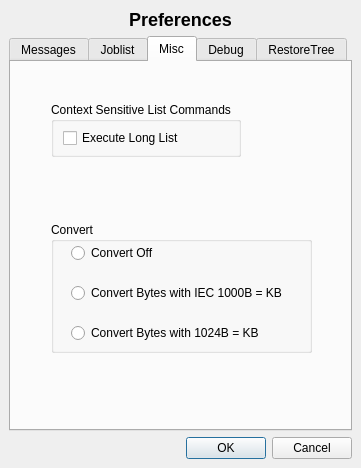
Before: the Qt Designer form bacula/src/qt-console/prefs.ui in rkorzeniewski/bacula, drawn with Qt 5.
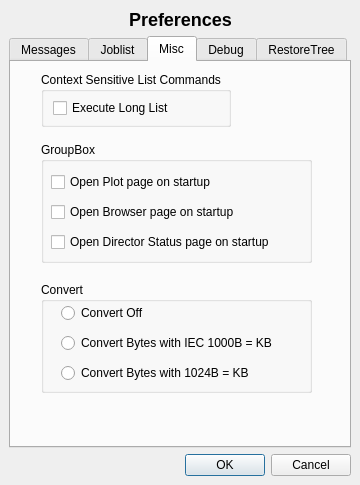
After: the same form once the commit is applied. Icons and pictures are not drawn.

Commit message: Changes to add a status dir page.  Still need to add some context sensitive commands.  Should add a pref for how often to re-populate the tables.

Patch:
```diff
--- a/bacula/src/qt-console/prefs.ui
+++ b/bacula/src/qt-console/prefs.ui
@@ -5,8 +5,8 @@
    <rect>
     <x>0</x>
     <y>0</y>
-    <width>361</width>
-    <height>452</height>
+    <width>360</width>
+    <height>485</height>
    </rect>
   </property>
   <property name="sizePolicy" >
@@ -182,11 +182,63 @@
       <attribute name="title" >
        <string>Misc</string>
       </attribute>
+      <widget class="QGroupBox" name="groupBox_6" >
+       <property name="geometry" >
+        <rect>
+         <x>30</x>
+         <y>220</y>
+         <width>271</width>
+         <height>111</height>
+        </rect>
+       </property>
+       <property name="title" >
+        <string>Convert</string>
+       </property>
+       <widget class="QRadioButton" name="radioConvertOff" >
+        <property name="geometry" >
+         <rect>
+          <x>20</x>
+          <y>20</y>
+          <width>231</width>
+          <height>22</height>
+         </rect>
+        </property>
+        <property name="text" >
+         <string>Convert Off</string>
+        </property>
+       </widget>
+       <widget class="QRadioButton" name="radioConvertIEC" >
+        <property name="geometry" >
+         <rect>
+          <x>20</x>
+          <y>50</y>
+          <width>231</width>
+          <height>22</height>
+         </rect>
+        </property>
+        <property name="text" >
+         <string>Convert Bytes with IEC 1000B = KB</string>
+        </property>
+       </widget>
+       <widget class="QRadioButton" name="radioConvertStandard" >
+        <property name="geometry" >
+         <rect>
+          <x>20</x>
+          <y>80</y>
+          <width>231</width>
+          <height>22</height>
+         </rect>
+        </property>
+        <property name="text" >
+         <string>Convert Bytes with 1024B = KB</string>
+        </property>
+       </widget>
+      </widget>
       <widget class="QGroupBox" name="groupBox_4" >
        <property name="geometry" >
         <rect>
-         <x>40</x>
-         <y>40</y>
+         <x>30</x>
+         <y>10</y>
          <width>190</width>
          <height>55</height>
         </rect>
@@ -210,55 +262,55 @@
         </item>
        </layout>
       </widget>
-      <widget class="QGroupBox" name="groupBox_6" >
+      <widget class="QGroupBox" name="groupBox_7" >
        <property name="geometry" >
         <rect>
-         <x>40</x>
-         <y>160</y>
-         <width>261</width>
-         <height>131</height>
+         <x>30</x>
+         <y>80</y>
+         <width>271</width>
+         <height>121</height>
         </rect>
        </property>
        <property name="title" >
-        <string>Convert</string>
+        <string>GroupBox</string>
        </property>
-       <widget class="QRadioButton" name="radioConvertOff" >
+       <widget class="QCheckBox" name="openPlotCheckBox" >
         <property name="geometry" >
          <rect>
-          <x>20</x>
-          <y>20</y>
-          <width>231</width>
-          <height>22</height>
+          <x>10</x>
+          <y>30</y>
+          <width>241</width>
+          <height>20</height>
          </rect>
         </property>
         <property name="text" >
-         <string>Convert Off</string>
+         <string>Open Plot page on startup</string>
         </property>
        </widget>
-       <widget class="QRadioButton" name="radioConvertIEC" >
+       <widget class="QCheckBox" name="openBrowserCheckBox" >
         <property name="geometry" >
          <rect>
-          <x>20</x>
+          <x>10</x>
           <y>60</y>
-          <width>231</width>
-          <height>22</height>
+          <width>241</width>
+          <height>20</height>
          </rect>
         </property>
         <property name="text" >
-         <string>Convert Bytes with IEC 1000B = KB</string>
+         <string>Open Browser page on startup</string>
         </property>
        </widget>
-       <widget class="QRadioButton" name="radioConvertStandard" >
+       <widget class="QCheckBox" name="openDirStatCheckBox" >
         <property name="geometry" >
          <rect>
-          <x>20</x>
-          <y>100</y>
-          <width>231</width>
-          <height>22</height>
+          <x>10</x>
+          <y>90</y>
+          <width>241</width>
+          <height>20</height>
          </rect>
         </property>
         <property name="text" >
-         <string>Convert Bytes with 1024B = KB</string>
+         <string>Open Director Status page on startup</string>
         </property>
        </widget>
       </widget>
```
The commit also changes 9 other files.
